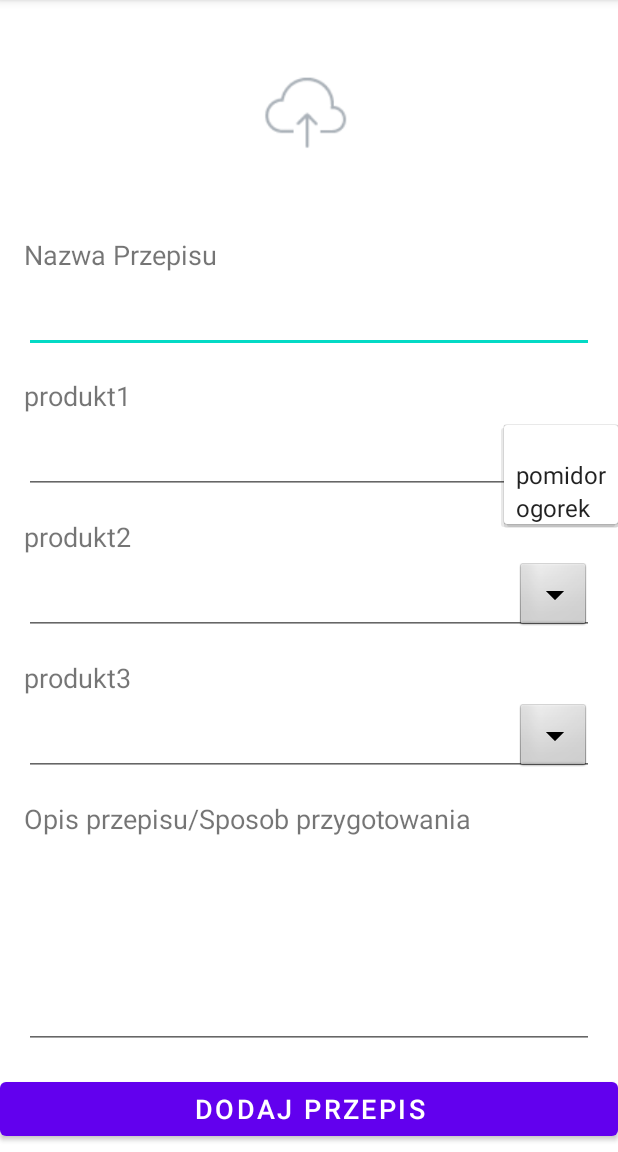
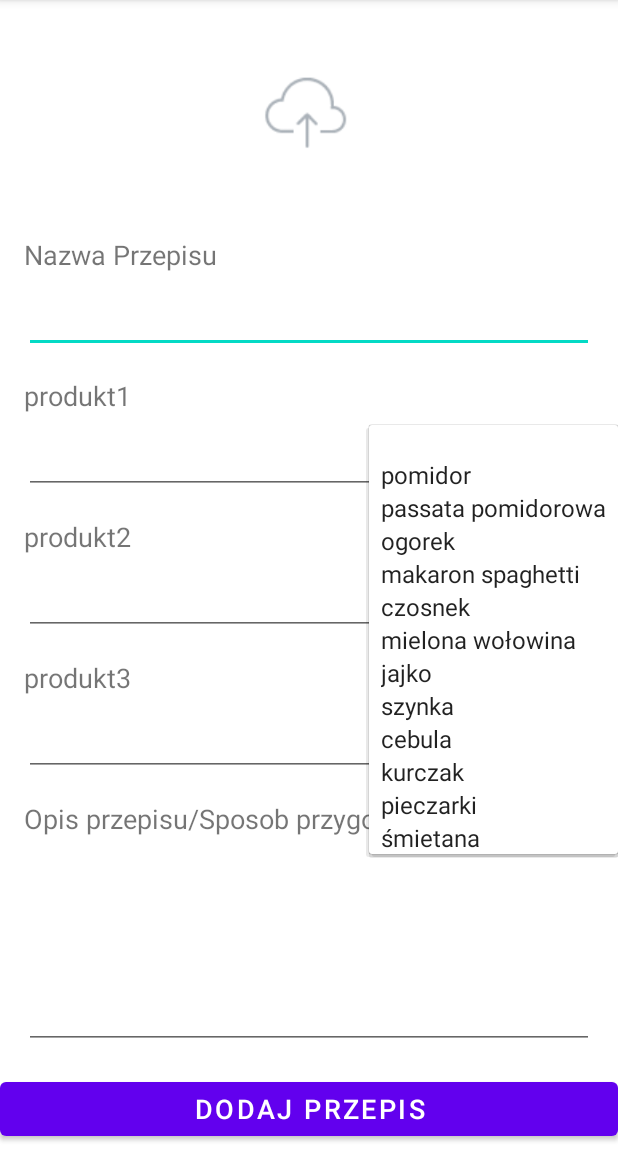
Before and after one commit to VoT1/przepyszneapp2, an Android app: the DodajPrzepis screen opened directly, with no data from a screen before it, after a tap on an icon or button, on a phone screen of 412 x 824 dp, the part 84-1236 px from its top. Run offline under Robolectric (Android 15) with nearby library versions, the phone set to English and light mode, and no system bars.

Commit message:
update 0.21

```diff
--- a/app/src/main/java/com/example/przepyszneapp2/DatabaseHelper.java
+++ b/app/src/main/java/com/example/przepyszneapp2/DatabaseHelper.java
@@ -9,7 +9,7 @@ import android.database.sqlite.SQLiteOpenHelper;
 public class DatabaseHelper extends SQLiteOpenHelper {
 
     private static final String DATABASE_NAME = "dbpyszneapp2.db";
-    private static final int DATABASE_VERSION = 25;
+    private static final int DATABASE_VERSION = 31;
 
     public DatabaseHelper(Context context) {
         super(context, DATABASE_NAME, null, DATABASE_VERSION);
@@ -23,9 +23,40 @@ public class DatabaseHelper extends SQLiteOpenHelper {
         db.execSQL("CREATE TABLE IF NOT EXISTS Produkty (id INTEGER PRIMARY KEY, nazwa TEXT, waga TEXT,kcal TEXT )");
         db.execSQL("INSERT INTO Uzytkownicy (id, nazwa, haslo, admin) VALUES (1, 'admin', '03ac674216f3e15c761ee1a5e255f067953623c8b388b4459e13f978d7c846f4', 'true')");
         db.execSQL("INSERT INTO Uzytkownicy (id, nazwa, haslo, admin) VALUES (2, 'user', '03ac674216f3e15c761ee1a5e255f067953623c8b388b4459e13f978d7c846f4', 'false')");
-        db.execSQL("INSERT INTO Produkty (id, nazwa, waga, kcal) VALUES (1, 'pomidor', '40g', '46kcal')");
-        db.execSQL("INSERT INTO Produkty (id, nazwa, waga, kcal) VALUES (2, 'ogorek', '30g', '36kcal')");
-        db.execSQL("INSERT INTO Przepisy (id,nazwa,produkt1,produkt2,produkt3,opis,grafika)VALUES (1,'test1','test','test','test','TESTOWY OPIS 1.TEST, 2.TEST','default_image.png')");
+        db.execSQL("INSERT INTO Produkty (id, nazwa, waga, kcal) VALUES (1, 'pomidor', '160g', '33kcal')");
+        db.execSQL("INSERT INTO Produkty (id, nazwa, waga, kcal) VALUES (2, 'passata pomidorowa', '300ml', '111kcal')");
+        db.execSQL("INSERT INTO Produkty (id, nazwa, waga, kcal) VALUES (3, 'ogorek', '170g', '25kcal')");
+        db.execSQL("INSERT INTO Produkty (id, nazwa, waga, kcal) VALUES (4, 'makaron spaghetti', '300g', '450kcal')");
+        db.execSQL("INSERT INTO Produkty (id, nazwa, waga, kcal) VALUES (5, 'czosnek', '50g', '67kcal')");
+        db.execSQL("INSERT INTO Produkty (id, nazwa, waga, kcal) VALUES (6, 'mielona wołowina', '300g', '750kcal')");
+        db.execSQL("INSERT INTO Produkty (id, nazwa, waga, kcal) VALUES (7, 'jajko', '50g', '78kcal')");
+        db.execSQL("INSERT INTO Produkty (id, nazwa, waga, kcal) VALUES (8, 'szynka', '100g', '145kcal')");
+        db.execSQL("INSERT INTO Produkty (id, nazwa, waga, kcal) VALUES (9, 'cebula', '70g', '32kcal')");
+        db.execSQL("INSERT INTO Produkty (id, nazwa, waga, kcal) VALUES (10, 'kurczak', '200g', '250kcal')");
+        db.execSQL("INSERT INTO Produkty (id, nazwa, waga, kcal) VALUES (11, 'pieczarki', '150g', '22kcal')");
+        db.execSQL("INSERT INTO Produkty (id, nazwa, waga, kcal) VALUES (12, 'śmietana', '50g', '120kcal')");
+        db.execSQL("INSERT INTO Przepisy (id,nazwa,produkt1,produkt2,produkt3,opis,grafika)VALUES (1,'Spaghetti bolognese','passata pomidorowa','makaron spaghetti','mielona wołowina','1.Na głębokiej patelni rozgrzej około 2 łyżki oliwy z oliwek.\n" +
+                "2.Na rozgrzaną patelnię wrzuć czosnek i cebulę, a po chwili dodaj mięso, rozdrabniaj je np. widelcem, tak aby nie powstały grube mięsne grudki.\n" +
+                "3.Do mięsa dodaj zioła oraz koncentrat. Całość podgrzewaj przez chwilę, dodaj passatę (przecier pomidorowy), gotuj na małym ogniu około 30 minut.\n" +
+                "4.Makaron ugotuj al dente, podawaj go z sosem, serem, i bazylią.','spaghetti_bolognese.jpg')");
+        db.execSQL("INSERT INTO Przepisy (id, nazwa, produkt1, produkt2, produkt3, opis, grafika) VALUES (2, 'Jajecznica', 'jajko', 'szynka', 'cebula', '1. W misce roztrzep jajka za pomocą widelca.\n" +
+                "2. Dodaj mleko do roztrzepanych jajek i ponownie wymieszaj, aby wszystko się połączyło. Dopraw solą i pieprzem według własnego smaku.\n" +
+                "3. Rozgrzej patelnię na średnim ogniu i dodaj masło lub olej.\n" +
+                "4. Jeśli chcesz dodać dodatki, takie jak cebula czy pomidor, podsmaż je na patelni przez kilka minut, aż staną się miękkie.\n" +
+                "5. Gdy dodatki się zeszkliły, wlej roztrzepane jajka na patelnię.\n" +
+                "6. Przy pomocy łopatki lub widelca mieszaj jajka na patelni, delikatnie podnosząc je od spodu, aby umożliwić równomierne smażenie.\n" +
+                "7. Kontynuuj mieszanie jajek na patelni przez kilka minut, aż zaczną się ściągać i zetnie się do odpowiedniej konsystencji (możesz dopasować czas smażenia, aby uzyskać preferowaną konsystencję jajecznicy).\n" +
+                "8. Gdy jajecznica jest gotowa, przekładaj ją na talerz i podawaj od razu. Możesz również dodać starty ser żółty na wierzch jajecznicy, aby się rozpuścił.', 'jajecznica.png')");
+        db.execSQL("INSERT INTO Przepisy (id, nazwa, produkt1, produkt2, produkt3, opis, grafika) VALUES (3, 'Kurczak w sosie śmietanowo-pieczarkowym', 'kurczak', 'pieczarki', 'śmietana', '1. Pokrój kurczaka na kawałki i lekko posól oraz popieprz.\n" +
+                "2. Rozgrzej patelnię i dodaj masło lub olej. Smaż kurczaka na patelni, aż będzie złoty i dobrze przyrumieniony z każdej strony.\n" +
+                "3. Dodaj pokrojone pieczarki do kurczaka i smaż przez kilka minut, aż pieczarki zmiękną.\n" +
+                "4. Wlej śmietanę do patelni z kurczakiem i pieczarkami. Dopraw solą, pieprzem i innymi ulubionymi przyprawami do smaku.\n" +
+                "5. Gotuj na średnim ogniu przez około 10 minut, aż sos zgęstnieje i kurczak będzie dobrze ugotowany.\n" +
+                "6. Podawaj kurczaka w sosie śmietanowo-pieczarkowym na talerzach, najlepiej z dodatkiem ulubionych warzyw lub ryżu.', 'kurczak_pieczarki.png')");
+
+
+
+
     }
 
     @Override
```
Also changed, not shown: app/src/main/java/com/example/przepyszneapp2/MyDialogKarta.java (+23 -4 lines), app/src/main/res/layout/dialog_karta_produkt.xml (+91 -84 lines), app/src/main/assets/aaaa — kopia (2).png (deleted), app/src/main/assets/aaaa — kopia (3).png (deleted), app/src/main/assets/aaaa — kopia.png (deleted), app/src/main/assets/aaaa.png (deleted), app/src/main/assets/brak.jpg (added), app/src/main/assets/spaghetti_bolognese.jpg (renamed from app/src/main/assets/spagetti.jpg).
